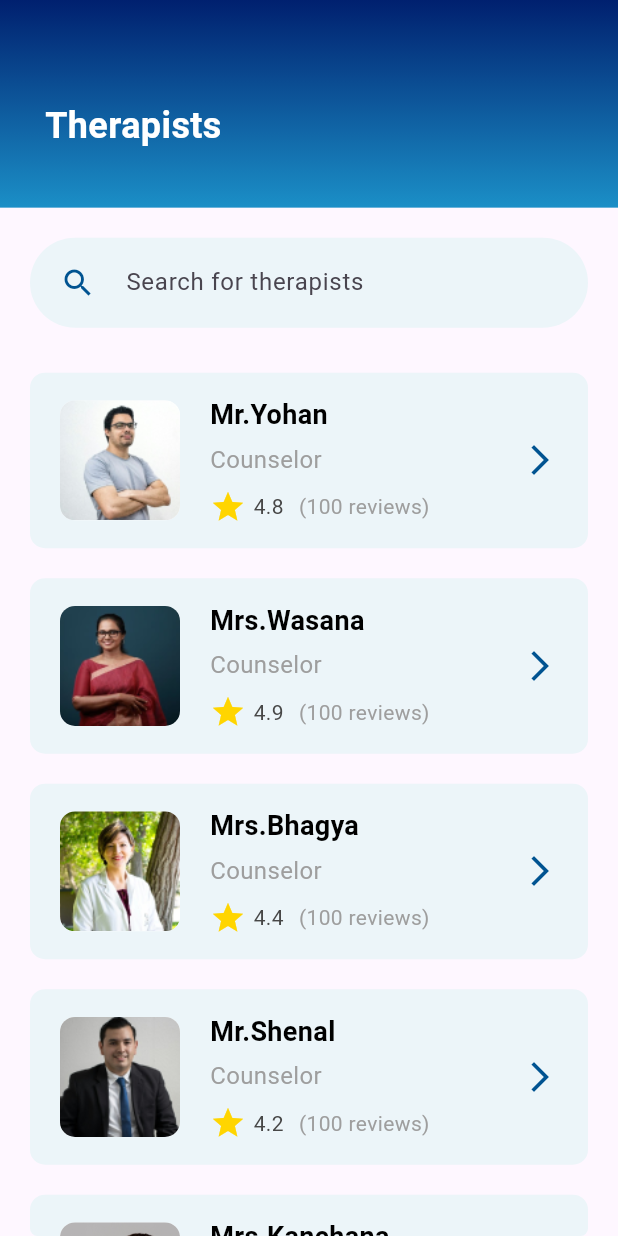
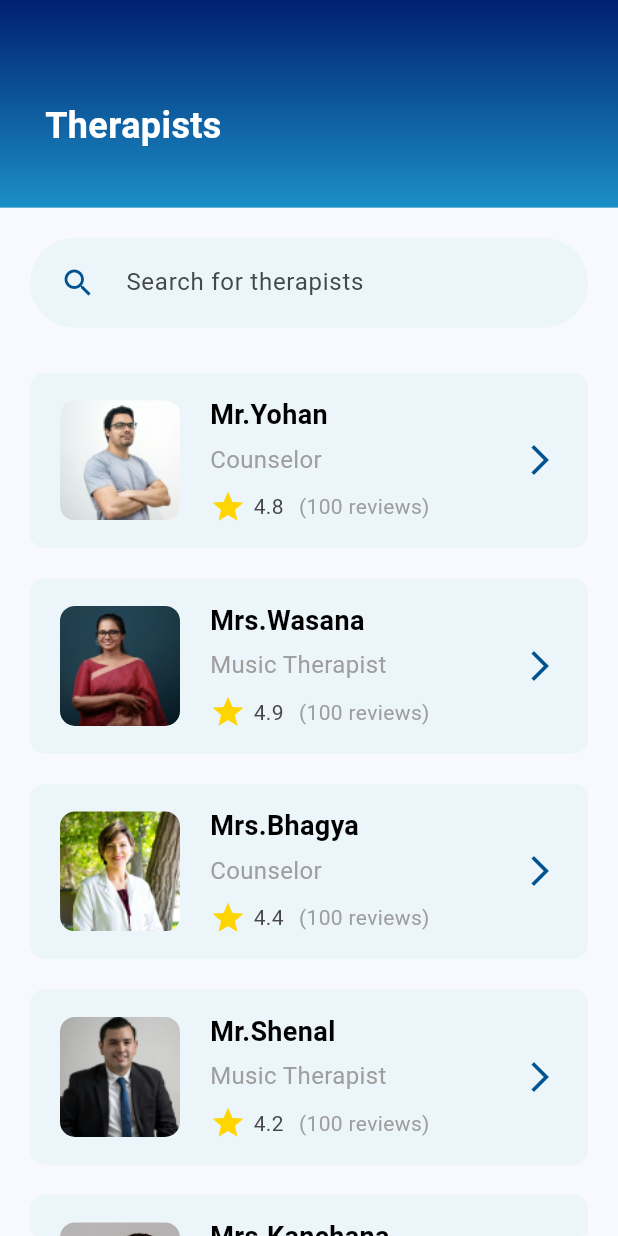
Before and after one commit to Team-CURLYBRACES/SoulNest, a Flutter app: the FindTherapists screen opened directly, on a phone screen of 412 x 824 dp. Run offline on Flutter 3.47's test engine with Material 3 defaults, Android fonts, the phone set to English and light mode, and no system bars; our stand-ins replace fl_chart, flutter_svg; missing offline and left inert: date_time_picker_widget; Roboto replaces fonts that are missing (Poppins).

Commit message:
search filtering added

```diff
--- a/lib/data/data.dart
+++ b/lib/data/data.dart
@@ -6,23 +6,31 @@ class Data extends ChangeNotifier {
     Therapist(
       name: "Mr.Yohan",
       imageUrl: "assets/images/Counselor1.png",
-        rating: "4.8"),
+      rating: "4.8",
+      occupation: "Counselor",
+    ),
     Therapist(
         name: "Mrs.Wasana",
         imageUrl: "assets/images/Counselor2.png",
-        rating: "4.9"),
+        rating: "4.9",
+        occupation: "Music Therapist"),
     Therapist(
       name: "Mrs.Bhagya",
       imageUrl: "assets/images/Counselor3.png",
-        rating: "4.4"),
+      rating: "4.4",
+      occupation: "Counselor",
+    ),
     Therapist(
         name: "Mr.Shenal",
         imageUrl: "assets/images/Counselor4.png",
-        rating: "4.2"),
+        rating: "4.2",
+        occupation: "Music Therapist"),
     Therapist(
       name: "Mrs.Kanchana",
       imageUrl: "assets/images/Counselor.jpg",
-        rating: "4.2"),
+      rating: "4.2",
+      occupation: "Counselor",
+    ),
   ];
 
   int _currentIndex = 0;
--- a/lib/main.dart
+++ b/lib/main.dart
@@ -30,6 +30,11 @@ class _AppState extends State<App> {
       child: MaterialApp(
         debugShowCheckedModeBanner: false,
         theme: ThemeData(
+          colorScheme: ColorScheme.fromSeed(
+            seedColor: Colors.blue,
+            primary: Colors.blue,
+            secondary: Colors.blue,
+          ),
           fontFamily: "Poppins",
           textTheme: customTextTheme(),
           bottomNavigationBarTheme: const BottomNavigationBarThemeData(
--- a/lib/presentation/screens/find_therapists_screen/find_therapists_screen.dart
+++ b/lib/presentation/screens/find_therapists_screen/find_therapists_screen.dart
@@ -2,9 +2,17 @@ import 'package:flutter/material.dart';
 import 'package:provider/provider.dart';
 import 'package:soulnest/presentation/common/profile_screen_header.dart';
 import 'package:soulnest/data/data.dart';
+import 'package:soulnest/presentation/screens/find_therapists_screen/models/therapist.dart';
 
-class FindTherapists extends StatelessWidget {
-  const FindTherapists({super.key});
+class FindTherapists extends StatefulWidget {
+  const FindTherapists({Key? key}) : super(key: key);
+
+  @override
+  State<FindTherapists> createState() => _FindTherapistsState();
+}
+
+class _FindTherapistsState extends State<FindTherapists> {
+  String _searchQuery = '';
 
   @override
   Widget build(BuildContext context) {
@@ -38,8 +46,10 @@ class FindTherapists extends StatelessWidget {
                               padding: const EdgeInsets.symmetric(
                                 vertical: 10,
                               ),
-                              itemCount: data.therapists.length,
+                              itemCount: filteredTherapists(data).length,
                               itemBuilder: (BuildContext context, int index) {
+                                final therapist =
+                                    filteredTherapists(data)[index];
                                 return GestureDetector(
                                   onTap: () => data.setIndex(index),
                                   child: Container(
@@ -50,10 +60,11 @@ class FindTherapists extends StatelessWidget {
                                     ),
                                     height: 117,
                                     child: TherapistBox(
-                                      name: data.therapists[index].name,
-                                      imageUrl: data.therapists[index].imageUrl,
-                                      rating: data.therapists[index].rating,
+                                      name: therapist.name,
+                                      imageUrl: therapist.imageUrl,
+                                      rating: therapist.rating,
                                       index: index,
+                                      occupation: therapist.occupation,
                                     ),
                                   ),
                                 );
@@ -71,6 +82,15 @@ class FindTherapists extends StatelessWidget {
     );
   }
 
+  List<Therapist> filteredTherapists(Data data) {
+    return data.therapists.where((therapist) {
+      final name = therapist.name.toLowerCase();
+      final occupation = therapist.occupation.toLowerCase();
+      final query = _searchQuery.toLowerCase();
+      return name.contains(query) || occupation.contains(query);
+    }).toList();
+  }
+
   Container searchField() {
     return Container(
       height: 60,
@@ -78,21 +98,26 @@ class FindTherapists extends StatelessWidget {
         color: const Color.fromRGBO(236, 245, 249, 1),
         borderRadius: BorderRadius.circular(30),
       ),
-      child: const Row(
+      child: Row(
         children: [
-          SizedBox(
+          const SizedBox(
             width: 20,
           ),
-          Icon(
+          const Icon(
             Icons.search,
             color: Color.fromRGBO(0, 83, 145, 1),
           ),
-          SizedBox(
+          const SizedBox(
             width: 20,
           ),
           Expanded(
             child: TextField(
-              decoration: InputDecoration(
+              onChanged: (value) {
+                setState(() {
+                  _searchQuery = value;
+                });
+              },
+              decoration: const InputDecoration(
                 border: InputBorder.none,
                 hintText: 'Search for therapists',
               ),
@@ -109,14 +134,16 @@ class TherapistBox extends StatelessWidget {
   final String imageUrl;
   final String rating;
   final int index;
+  final String occupation;
 
   const TherapistBox({
-    super.key,
+    Key? key,
     required this.name,
     required this.imageUrl,
     required this.rating,
     required this.index,
-  });
+    required this.occupation,
+  }) : super(key: key);
 
   @override
   Widget build(BuildContext context) {
@@ -161,9 +188,9 @@ class TherapistBox extends StatelessWidget {
               const SizedBox(
                 height: 5,
               ),
-              const Text(
-                'Counselor',
-                style: TextStyle(
+              Text(
+                occupation,
+                style: const TextStyle(
                   fontSize: 16,
                   color: Colors.grey,
                 ),
--- a/lib/presentation/screens/find_therapists_screen/models/therapist.dart
+++ b/lib/presentation/screens/find_therapists_screen/models/therapist.dart
@@ -2,10 +2,12 @@ class Therapist {
   final String name;
   final String imageUrl;
   final String rating;
+  final String occupation;
 
   Therapist({
     required this.name,
     required this.imageUrl,
     required this.rating,
+    required this.occupation,
   });
 }
--- a/pubspec.yaml
+++ b/pubspec.yaml
@@ -41,6 +41,9 @@ dependencies:
   date_picker_timeline: ^1.2.5
   easy_date_timeline: ^1.0.3
   provider: ^6.1.2
+  date_time_picker_widget: ^2.0.0
+  intl: ^0.18.1
+  # intl: ^0.18.1
 
 dev_dependencies:
   flutter_test:
```
Also changed, not shown: lib/presentation/screens/counselor_profile_screen/test.dart (added, +74 -0 lines), lib/presentation/screens/counselor_profile_screen/widgets/bottom.dart (+13 -22 lines), pubspec.lock. Lines whose indentation alone changed are shown as unchanged.
